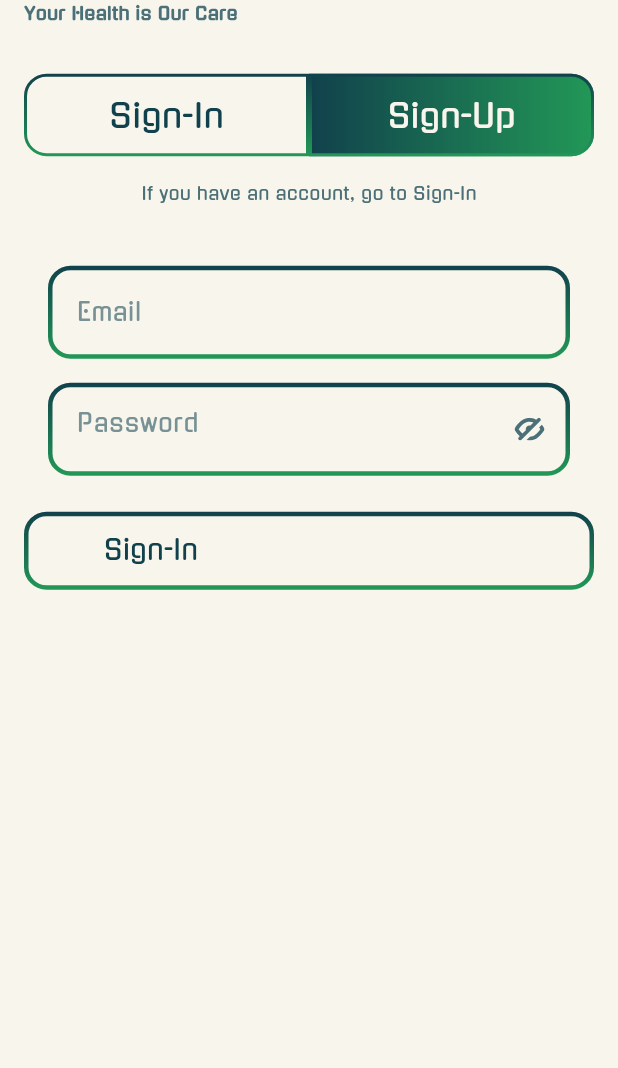
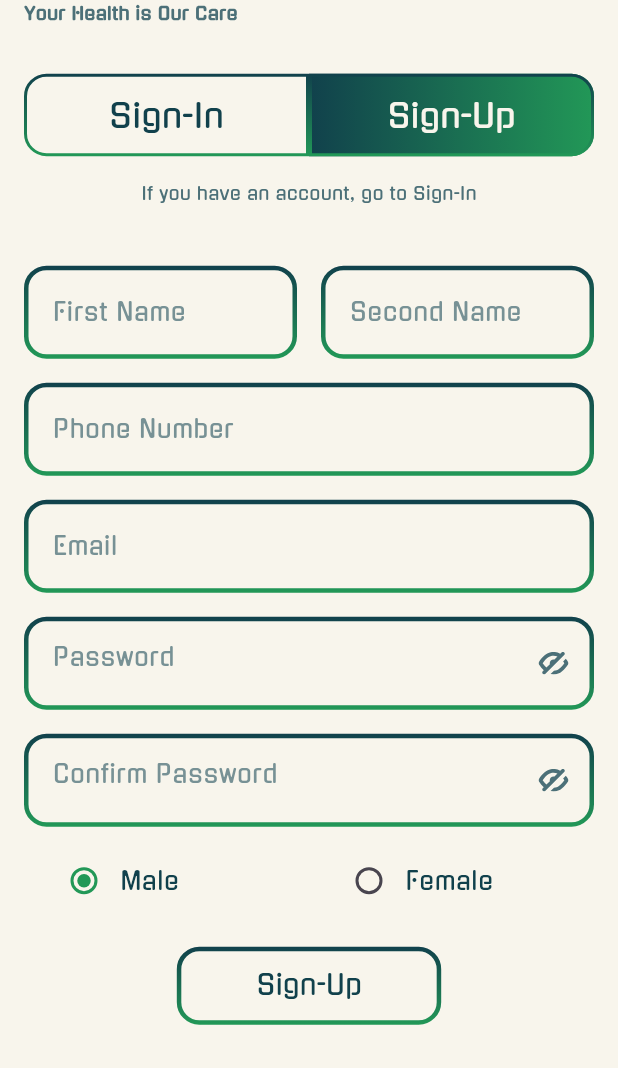
Before and after one commit to Abdelrhman-223/nutrimd, a Flutter app: the AuthPage screen opened directly, after a tap on "Sign-Up", on a phone screen of 412 x 824 dp, the part 168-1236 px from its top. Run offline on Flutter 3.47's test engine with Material 3 defaults, Android fonts, the phone set to English and light mode, and no system bars; our stand-ins replace animated_splash_screen, flutter_svg, get, gradient_borders, smooth_page_indicator.

Commit message:
Finishing the authentication pages

```diff
--- a/lib/authentication_pages/presentation/pages/auth_page.dart
+++ b/lib/authentication_pages/presentation/pages/auth_page.dart
@@ -6,11 +6,10 @@
 **********Description:
 */
 
-import 'package:flutter/cupertino.dart';
 import 'package:flutter/material.dart';
-import 'package:flutter/widgets.dart';
 import 'package:get/get.dart';
 import 'package:nutrimd/authentication_pages/presentation/pages/sign_in_page.dart';
+import 'package:nutrimd/authentication_pages/presentation/pages/sign_up_page.dart';
 import 'package:nutrimd/authentication_pages/presentation/widgets/auth_tab_bar.dart';
 import 'package:nutrimd/core/styles/dividers.dart';
 import 'package:nutrimd/core/utils/app_colors.dart';
@@ -60,7 +59,7 @@ class AuthPage extends StatelessWidget {
                         },
                         children: [
                           SignInPage(),
-                          SignInPage(),
+                          SignUpPage(),
                         ],
                       ),
                     ),
--- a/lib/authentication_pages/presentation/pages/sign_in_page.dart
+++ b/lib/authentication_pages/presentation/pages/sign_in_page.dart
@@ -6,23 +6,54 @@
 **********Description:
 */
 
+import 'dart:convert';
+
+import 'package:flutter/cupertino.dart';
 import 'package:flutter/material.dart';
 import 'package:nutrimd/authentication_pages/presentation/widgets/auth_button.dart';
-import 'package:nutrimd/authentication_pages/presentation/widgets/auth_text_field.dart';
-import 'package:nutrimd/authentication_pages/presentation/widgets/password_field.dart';
+import 'package:nutrimd/core/widgets/app_text_field.dart';
+import 'package:nutrimd/core/widgets/password_field.dart';
+
+import 'package:http/http.dart' as http;
 
 class SignInPage extends StatelessWidget {
   SignInPage({super.key});
 
   TextEditingController emailController = TextEditingController();
   TextEditingController passwordController = TextEditingController();
+
+
   @override
   Widget build(BuildContext context) {
     return ListView(
+      shrinkWrap: true,
       children: [
-        AuthTextField(textFieldTitle: "Email", fieldController: emailController,),
-        PasswordField(textFieldTitle: "Password", fieldController: passwordController,),
-        const AuthButton(buttonType: true),
+        AppTextField(
+          textFieldTitle: "Email",
+          fieldController: emailController,
+          fieldKeyboardType: TextInputType.emailAddress,
+        ),
+        PasswordField(
+          textFieldTitle: "Password",
+          fieldController: passwordController,
+        ),
+        const Align(
+          alignment: Alignment.center,
+          child: AuthButton(buttonType: true),
+        ),
+        /*TextButton(
+          onPressed: () async {
+            print("---------------------");
+            String urlBase = "192.168.1.4",urlDomain = "app/Http/Controllers/api/authentication/signin";
+            Map<String, dynamic> urlRequest = {"email": "a@gmail.com", "password": "123"};
+            print(urlBase + "/" + urlDomain + "/" + urlRequest.toString());
+            var url = Uri.http(urlBase, urlDomain, urlRequest);
+            var response = await http.post(url);
+            var responseData = jsonDecode(response.body);
+            print("--------------------- ${responseData["status"]}");
+          },
+          child: Text("data"),
+        ),*/
       ],
     );
   }
--- a/lib/authentication_pages/presentation/pages/sign_up_page.dart
+++ b/lib/authentication_pages/presentation/pages/sign_up_page.dart
@@ -5,3 +5,95 @@
 **********Author: Abdelrhman Hussein
 **********Description:
 */
+
+import 'package:flutter/cupertino.dart';
+import 'package:flutter/material.dart';
+import 'package:flutter/widgets.dart';
+import 'package:nutrimd/authentication_pages/presentation/widgets/auth_radio_buttons.dart';
+import 'package:nutrimd/core/utils/app_colors.dart';
+
+import '../../../core/utils/app_fonts.dart';
+import '../widgets/auth_button.dart';
+import '../../../core/widgets/app_text_field.dart';
+import '../../../core/widgets/password_field.dart';
+
+class SignUpPage extends StatelessWidget {
+  SignUpPage({super.key});
+
+  TextEditingController firstNameController = TextEditingController();
+  TextEditingController secondNameController = TextEditingController();
+  TextEditingController phoneNumberController = TextEditingController();
+  TextEditingController emailController = TextEditingController();
+  TextEditingController passwordController = TextEditingController();
+  TextEditingController confirmPasswordController = TextEditingController();
+
+  @override
+  Widget build(BuildContext context) {
+    return ListView(
+      shrinkWrap: true,
+      children: [
+        Row(
+          mainAxisAlignment: MainAxisAlignment.spaceBetween,
+          children: [
+            SizedBox(
+              width: (MediaQuery.of(context).size.width - 48) / 2,
+              child: AppTextField(
+                textFieldTitle: "First Name",
+                fieldController: firstNameController,
+                fieldKeyboardType: TextInputType.name,
+              ),
+            ),
+            SizedBox(
+              width: (MediaQuery.of(context).size.width - 48) / 2,
+              child: AppTextField(
+                textFieldTitle: "Second Name",
+                fieldController: secondNameController,
+                fieldKeyboardType: TextInputType.name,
+              ),
+            ),
+          ],
+        ),
+        AppTextField(
+          textFieldTitle: "Phone Number",
+          fieldController: phoneNumberController,
+          fieldKeyboardType: TextInputType.phone,
+        ),
+        AppTextField(
+          textFieldTitle: "Email",
+          fieldController: emailController,
+          fieldKeyboardType: TextInputType.emailAddress,
+        ),
+        PasswordField(
+          textFieldTitle: "Password",
+          fieldController: passwordController,
+        ),
+        PasswordField(
+          textFieldTitle: "Confirm Password",
+          fieldController: confirmPasswordController,
+        ),
+        AuthRadioButtons(
+          radioItemsList: const ["Male", "Female"],
+          chosenItem: "Male",
+        ),
+
+        /// I will leave the system type on individual for now until we finish the app and adding it if is there a time for it.
+        /*Text(
+          "Choose the account type",
+          textAlign: TextAlign.center,
+          style: TextStyle(
+            color: AppColors.fourthColor,
+            fontSize: AppFonts.myP3,
+          ),
+        ),
+        AuthRadioButtons(
+          radioItemsList: const ["Individual", "Family"],
+          chosenItem: "Individual",
+        ),*/
+        const Align(
+          alignment: Alignment.center,
+          child: AuthButton(buttonType: false),
+        ),
+      ],
+    );
+  }
+}
--- a/lib/authentication_pages/presentation/widgets/auth_button.dart
+++ b/lib/authentication_pages/presentation/widgets/auth_button.dart
@@ -6,15 +6,26 @@
 **********Description:
 */
 
+import 'dart:convert';
+
 import 'package:flutter/material.dart';
 import 'package:nutrimd/core/widgets/app_button.dart';
+import 'package:http/http.dart' as http;
 
 class AuthButton extends StatelessWidget {
   const AuthButton({super.key, required this.buttonType});
 
   final bool buttonType;
 
-  signInFunction() {}
+  signInFunction() async {
+    /*print("---------------------");
+    String urlBase = "192.168.1.4",urlDomain = "api/auth/login";
+    Map<String, dynamic> urlRequest = {"email": "a@gmail.com", "password": "123"};
+    var url = Uri.http(urlBase, urlDomain, urlRequest);
+    var response = await http.post(url);
+    var responseData = jsonDecode(response.body);
+    print("--------------------- ${responseData["status"]}");*/
+  }
 
   signUpFunction() {}
 
--- /dev/null
+++ b/lib/authentication_pages/presentation/widgets/auth_radio_buttons.dart
@@ -0,0 +1,68 @@
+/*
+**********Project Name: nutrimd
+**********File Name: auth_radio_buttons
+**********Created At: 15-Apr-24 11:48 AM
+**********Author: Abdelrhman Hussein
+**********Description:
+*/
+
+import 'package:flutter/material.dart';
+
+import '../../../core/utils/app_colors.dart';
+
+class AuthRadioButtons extends StatelessWidget {
+  AuthRadioButtons({super.key, required this.radioItemsList, required this.chosenItem});
+
+  final List<String> radioItemsList;
+  late String chosenItem;
+  @override
+  Widget build(BuildContext context) {
+    return
+      StatefulBuilder(
+        builder: (context, setState) => Row(
+          children: [
+            Expanded(
+              flex: 1,
+              child: ListTile(
+                horizontalTitleGap: 0,
+                title: Text(
+                  radioItemsList[0],
+                  style: TextStyle(color: AppColors.mainColor),
+                ),
+                leading: Radio<String>(
+                  value: radioItemsList[0],
+                  activeColor: AppColors.secondColor,
+                  groupValue: chosenItem,
+                  onChanged: (value) {
+                    setState(() {
+                      chosenItem = value!;
+                    });
+                  },
+                ),
+              ),
+            ),
+            Expanded(
+              flex: 1,
+              child: ListTile(
+                horizontalTitleGap: 0,
+                title: Text(
+                  radioItemsList[1],
+                  style: TextStyle(color: AppColors.mainColor),
+                ),
+                leading: Radio<String>(
+                  value: radioItemsList[1],
+                  activeColor: AppColors.secondColor,
+                  groupValue: chosenItem,
+                  onChanged: (value) {
+                    setState(() {
+                      chosenItem = value!;
+                    });
+                  },
+                ),
+              ),
+            ),
+          ],
+        ),
+      );
+  }
+}
--- a/lib/authentication_pages/presentation/widgets/auth_text_field.dart
+++ b/lib/core/widgets/app_text_field.dart
@@ -10,22 +10,24 @@ import 'package:flutter/material.dart';
 import 'package:gradient_borders/box_borders/gradient_box_border.dart';
 import 'package:nutrimd/core/utils/app_colors.dart';
 
-class AuthTextField extends StatelessWidget {
-  const AuthTextField({super.key, required this.textFieldTitle, required this.fieldController});
+class AppTextField extends StatelessWidget {
+  const AppTextField({super.key, required this.textFieldTitle, required this.fieldController, required this.fieldKeyboardType});
 
   final String textFieldTitle;
   final TextEditingController fieldController;
+  final TextInputType fieldKeyboardType;
 
   @override
   Widget build(BuildContext context) {
     return Container(
       padding: const EdgeInsets.symmetric(horizontal: 16, vertical: 4),
-      margin: const EdgeInsets.symmetric(horizontal: 16, vertical: 8),
+      margin: const EdgeInsets.symmetric(vertical: 8),
       decoration: BoxDecoration(
         border: GradientBoxBorder(gradient: AppColors.vUtDLinearDarkGrid, width: 3),
         borderRadius: BorderRadius.circular(15),
       ),
       child: TextField(
+        keyboardType: fieldKeyboardType,
         cursorColor: AppColors.mainColor,
         controller: fieldController,
         style: TextStyle(
--- a/lib/authentication_pages/presentation/widgets/password_field.dart
+++ b/lib/core/widgets/password_field.dart
@@ -11,7 +11,7 @@ import 'package:flutter_svg/flutter_svg.dart';
 import 'package:gradient_borders/box_borders/gradient_box_border.dart';
 import 'package:nutrimd/core/utils/app_icons.dart';
 
-import '../../../core/utils/app_colors.dart';
+import '../utils/app_colors.dart';
 
 class PasswordField extends StatelessWidget {
   PasswordField({super.key, required this.textFieldTitle, required this.fieldController});
@@ -24,7 +24,7 @@ class PasswordField extends StatelessWidget {
   Widget build(BuildContext context) {
     return StatefulBuilder(builder: (context, setState) {
       return Container(
-        margin: const EdgeInsets.symmetric(horizontal: 16, vertical: 8),
+        margin: const EdgeInsets.symmetric(vertical: 8),
         padding: const EdgeInsets.fromLTRB(16, 4, 0, 4),
         decoration: BoxDecoration(
           border: GradientBoxBorder(gradient: AppColors.vUtDLinearDarkGrid, width: 3),
@@ -33,6 +33,7 @@ class PasswordField extends StatelessWidget {
         child: TextField(
           obscureText: hiddenPass,
           cursorColor: AppColors.mainColor,
+          keyboardType: TextInputType.visiblePassword,
           style: TextStyle(
             color: AppColors.mainColor,
           ),
--- a/pubspec.yaml
+++ b/pubspec.yaml
@@ -40,6 +40,7 @@ dependencies:
   smooth_page_indicator: ^1.0.0+2
   gradient_borders: ^1.0.0
   get: ^4.6.6
+  http: ^1.2.1
 
 dev_dependencies:
   flutter_test:
```
Also changed, not shown: pubspec.lock.
